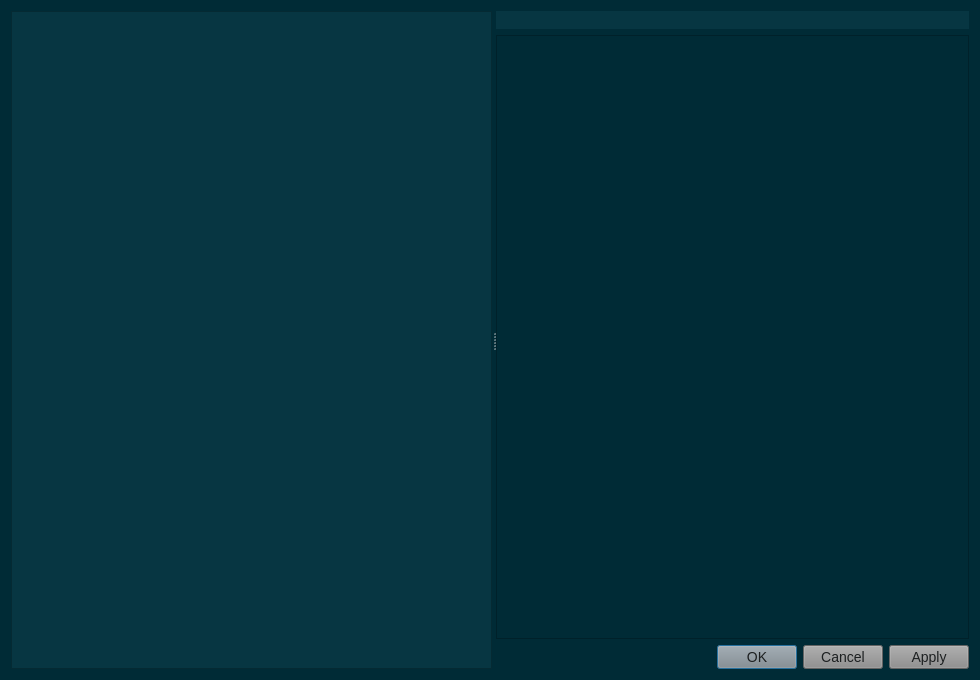
Above: gns3-gui-2.1.4/gns3/ui/preferences_dialog.ui from n3oxmind/gns3theme before the change. Below: the same form after it.
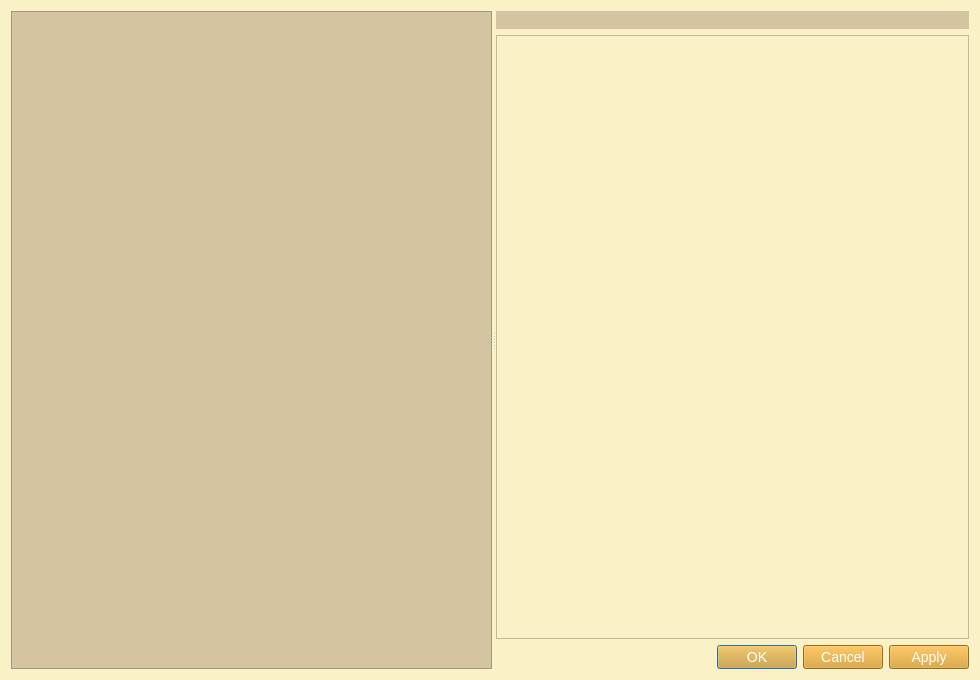
That is the form after the change.

The edit to the form file:
```diff
--- a/gns3-gui-2.1.4/gns3/ui/preferences_dialog.ui
+++ b/gns3-gui-2.1.4/gns3/ui/preferences_dialog.ui
@@ -15,27 +15,26 @@
   </property>
   <property name="styleSheet">
    <string notr="true">QWidget{
-	background-color: #002b36;
+	background-color: #fbf1c7;
 }
 QMenuBar::item{
-	background-color: #002b36;
+	background-color: #fbf1c7;
 }
 QDockWidget::title{
-	background: #073642;
+	background: #d5c4a1;
 	padding-left: 5px;
 }
 QDockWidget, QMenuBar{
-    color: #839496;
+    color: #282828;
     font: bold 14px;
 }
 QTextEdit, QPlainTextEdit, QLineEdit, QSpinBox, QComboBox {
-  background-color: #073642;
-  font: 13px;
-  color: #839496;
+  background-color: #d5c4a1;
+  color: #282828;
 }
 QTextEdit#uiConsoleTextEdit {
-  background-color: #002b36;
-  color: #839496;
+  background-color: #fbf1c7;
+  color: #282828;
   font: 13px;
 }
 QTabWidget {
@@ -43,85 +42,85 @@
 	border-top: 2px;
 }
 QTabBar::tab {
-    background: #073642;
-    color: #839496;
+    background: #d5c4a1;
+    color: #282828;
     min-width: 8ex;
     padding: 2px;
 	border-top-right-radius: 6px;
 	border-top-left-radius: 6px;
 }
 QTabBar::tab:selected {
-    background: #8a8a8a;
-	color: #1d2021;
+    background: #458588;
+	color: #FFFFFF;
 }
 QGroupBox {
-    color: #808080;
+    color: #076678;
     font: 14px;
     padding: 15px;
     border-style: none;
 }
 QMainWindow::separator {
-	background: #073642;
+	background: #d5c4a1;
 	width: 1px;
 	height: 1px;
 }
 QComboBox {
-	selection-background-color: #d75f00;
-	selection-color: #1c1c1c;
+	selection-background-color: #458588;
+	selection-color: #FFFFFF;
 }
 
 QToolBar{
-	background: #073642;
+	background: #d5c4a1;
 	border: 0px;
 }
 QPushButton {
-	background-color: #8a8a8a;
-    color: #1d2021;
+	background-color: #d79921;
+    color: #FFFFFF;
 	font: 14px;
 }
 QToolButton {
-	background-color: #8a8a8a;
-    color: #1d2021;
+	background-color: #d79921;
+    color: #FFFFFF;
 	font: 14px;
 }
 QTreeWidget, QListWidget {
-	background-color: #002b36;
-	color: #839496;
-    alternate-background-color: #073642;
+	background-color: #fbf1c7;
+	color: #282828;
+    alternate-background-color: #d5c4a1; 
 	font: 14px;
 }
 QTreeWidget#uiTreeWidget {
-	background-color: #073642;
-	color: #839496;
+	background-color: #d5c4a1;
+	color: #282828;
 	font: bold 16px;
 }
 QTreeWidget::item:selected, QTreeWidget::item:hover, QMenu::item:selected,QToolButton::hover,QPushButton::hover,QTabBar::tab:hover {
-	background-color: #d75f00;
-	color: #1c1c1c;
+	background-color: #458588;
+	color: #FFFFFF;
 }
 QMenu {
 	background-color: #002b36;
     color: #839496;
 }
 QLabel#uiTitleLabel {
-	color: #839496;
-	background-color: #073642;
+	color: #282828;
+	background-color: #d4c4a1;
 	border: none;
 	font: bold 16px;
 }
 QLabel#uiTitleLabel {
-	color: #839496;
+	color: #282828;
 	font: bold 16px;
 }
 QAbstractScrollArea::corner {
-    background: #002b36;
+    background: #fbf1c7;
 }
 QScrollBar::handle:horizontal {
-    background: #073642;
+    background: #d5c4a1;
     min-width: 20px;
 }
 QScrollBar::handle:vertical {
-    background: #073642;
+    background: #d5c4a1;
     min-width: 20px;
 }
 QScrollBar:vertical {
@@ -140,12 +139,12 @@
   background: none
 }
 QStatusBar {
-	background-color: #073642;
-	color: #839496;
+	background-color: #d5c4a1;
+	color: #282828;
 }
 
 QRadioButton, QCheckBox {
-  color: #839496;
+  color: #282828;
 }
 QRadioButton::disabled, QCheckBox::disabled {
   color: gray;
```
Left out of the diff: 4 changed lines with no effect on the pictures.
